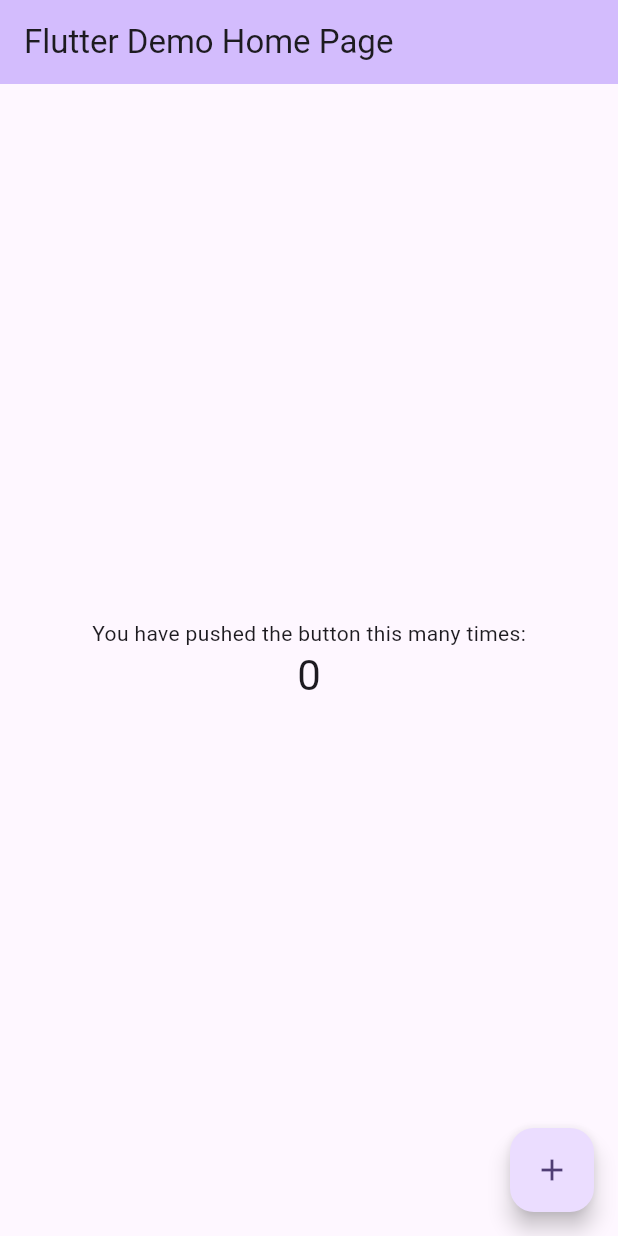
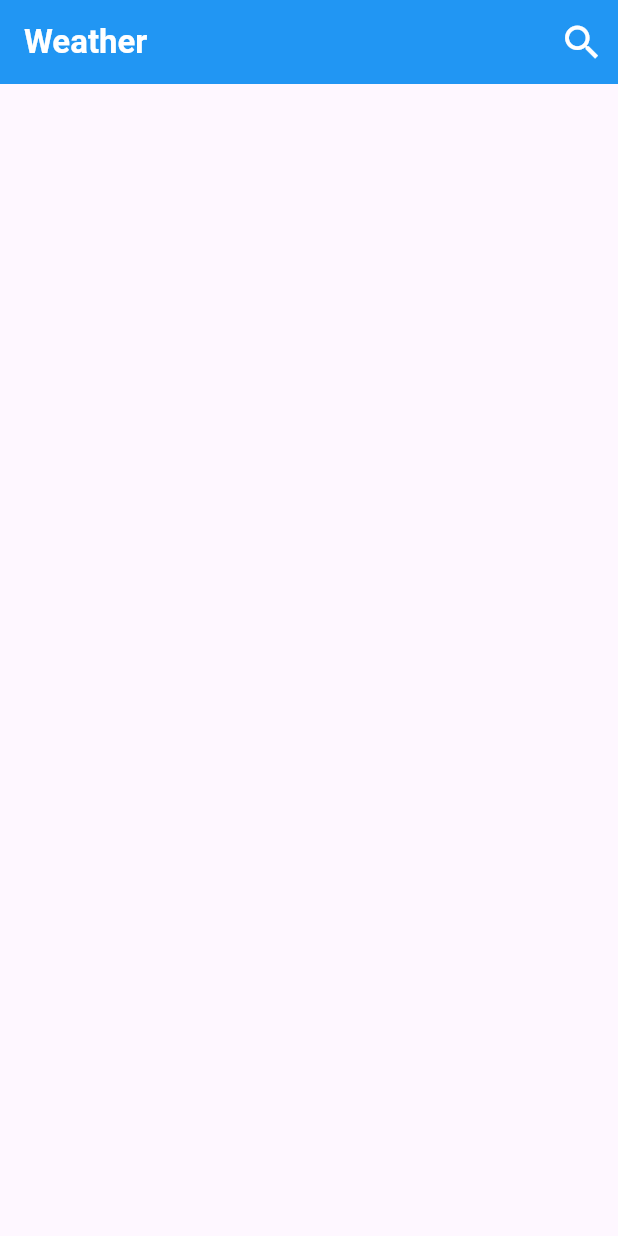
Before and after one commit to Elhaw2003/weather-app, a Flutter app: the screen it shows after launch, on a phone screen of 412 x 824 dp. Run offline on Flutter 3.47's test engine with Material 3 defaults, Android fonts, the phone set to English and light mode, and no system bars.

Commit message:
create homePageScreen and designed appbar for it

```diff
--- /dev/null
+++ b/lib/core/utilies/app_colors.dart
@@ -0,0 +1,8 @@
+import 'dart:ui';
+
+import 'package:flutter/material.dart';
+
+class AppColors{
+  static const Color white = Colors.white;
+  static const Color blue = Colors.blue;
+}
--- /dev/null
+++ b/lib/core/utilies/app_texts.dart
@@ -0,0 +1,3 @@
+class AppTexts{
+  static const String weather = "Weather";
+}
--- /dev/null
+++ b/lib/featuers/home_page/presentation/view/home_page_screen.dart
@@ -0,0 +1,14 @@
+import 'package:flutter/material.dart';
+import 'package:weather_app/featuers/home_page/presentation/view/widget/home_page_appbar.dart';
+class HomePageScreen extends StatelessWidget {
+  const HomePageScreen({super.key});
+
+  @override
+  Widget build(BuildContext context) {
+    return Scaffold(
+      appBar: AppBar(
+        flexibleSpace: const HomePageAppbar(),
+    )
+    );
+  }
+}
--- /dev/null
+++ b/lib/featuers/home_page/presentation/view/widget/home_page_appbar.dart
@@ -0,0 +1,32 @@
+import 'package:flutter/material.dart';
+import 'package:weather_app/core/utilies/app_texts.dart';
+
+import '../../../../../core/utilies/app_colors.dart';
+
+class HomePageAppbar extends StatelessWidget {
+  const HomePageAppbar({super.key});
+
+  @override
+  Widget build(BuildContext context) {
+    return AppBar(
+      backgroundColor: AppColors.blue,
+        title: const Text(
+        AppTexts.weather,
+        style: TextStyle(
+        color: AppColors.white,
+        fontWeight: FontWeight.w600,
+    ),
+    ),
+      actions: [
+        IconButton(
+            onPressed: (){},
+            icon: const Icon(
+                size: 30,
+                Icons.search,
+               color: AppColors.white,
+            )
+        )
+      ],
+    );
+  }
+}
--- a/lib/main.dart
+++ b/lib/main.dart
@@ -1,127 +1,18 @@
 import 'package:flutter/material.dart';
 
-void main() {
-  runApp(const MyApp());
+import 'featuers/home_page/presentation/view/home_page_screen.dart';
+
+main(){
+  runApp(const WeatherApp());
 }
+class WeatherApp extends StatelessWidget {
+  const WeatherApp({super.key});
 
-class MyApp extends StatelessWidget {
-  const MyApp({super.key});
-
-  // This widget is the root of your application.
   @override
   Widget build(BuildContext context) {
-    return MaterialApp(
-      title: 'Flutter Demo',
-      theme: ThemeData(
-
-
-        // This is the theme of your application.
-        //
-        // TRY THIS: Try running your application with "flutter run". You'll see
-        // the application has a purple toolbar. Then, without quitting the app,
-        // try changing the seedColor in the colorScheme below to Colors.green
-        // and then invoke "hot reload" (save your changes or press the "hot
-        // reload" button in a Flutter-supported IDE, or press "r" if you used
-        // the command line to start the app).
-        //
-        // Notice that the counter didn't reset back to zero; the application
-        // state is not lost during the reload. To reset the state, use hot
-        // restart instead.
-        //
-        // This works for code too, not just values: Most code changes can be
-        // tested with just a hot reload.
-        colorScheme: ColorScheme.fromSeed(seedColor: Colors.deepPurple),
-        useMaterial3: true,
-      ),
-      home: const MyHomePage(title: 'Flutter Demo Home Page'),
+    return const MaterialApp(
+      debugShowCheckedModeBanner: false,
+      home: HomePageScreen(),
     );
   }
 }
-
-class MyHomePage extends StatefulWidget {
-  const MyHomePage({super.key, required this.title});
-
-  // This widget is the home page of your application. It is stateful, meaning
-  // that it has a State object (defined below) that contains fields that affect
-  // how it looks.
-
-  // This class is the configuration for the state. It holds the values (in this
-  // case the title) provided by the parent (in this case the App widget) and
-  // used by the build method of the State. Fields in a Widget subclass are
-  // always marked "final".
-
-  final String title;
-
-  @override
-  State<MyHomePage> createState() => _MyHomePageState();
-}
-
-class _MyHomePageState extends State<MyHomePage> {
-  int _counter = 0;
-
-  void _incrementCounter() {
-    setState(() {
-      // This call to setState tells the Flutter framework that something has
-      // changed in this State, which causes it to rerun the build method below
-      // so that the display can reflect the updated values. If we changed
-      // _counter without calling setState(), then the build method would not be
-      // called again, and so nothing would appear to happen.
-      _counter++;
-    });
-  }
-
-  @override
-  Widget build(BuildContext context) {
-    // This method is rerun every time setState is called, for instance as done
-    // by the _incrementCounter method above.
-    //
-    // The Flutter framework has been optimized to make rerunning build methods
-    // fast, so that you can just rebuild anything that needs updating rather
-    // than having to individually change instances of widgets.
-    return Scaffold(
-      appBar: AppBar(
-        // TRY THIS: Try changing the color here to a specific color (to
-        // Colors.amber, perhaps?) and trigger a hot reload to see the AppBar
-        // change color while the other colors stay the same.
-        backgroundColor: Theme.of(context).colorScheme.inversePrimary,
-        // Here we take the value from the MyHomePage object that was created by
-        // the App.build method, and use it to set our appbar title.
-        title: Text(widget.title),
-      ),
-      body: Center(
-        // Center is a layout widget. It takes a single child and positions it
-        // in the middle of the parent.
-        child: Column(
-          // Column is also a layout widget. It takes a list of children and
-          // arranges them vertically. By default, it sizes itself to fit its
-          // children horizontally, and tries to be as tall as its parent.
-          //
-          // Column has various properties to control how it sizes itself and
-          // how it positions its children. Here we use mainAxisAlignment to
-          // center the children vertically; the main axis here is the vertical
-          // axis because Columns are vertical (the cross axis would be
-          // horizontal).
-          //
-          // TRY THIS: Invoke "debug painting" (choose the "Toggle Debug Paint"
-          // action in the IDE, or press "p" in the console), to see the
-          // wireframe for each widget.
-          mainAxisAlignment: MainAxisAlignment.center,
-          children: <Widget>[
-            const Text(
-              'You have pushed the button this many times:',
-            ),
-            Text(
-              '$_counter',
-              style: Theme.of(context).textTheme.headlineMedium,
-            ),
-          ],
-        ),
-      ),
-      floatingActionButton: FloatingActionButton(
-        onPressed: _incrementCounter,
-        tooltip: 'Increment',
-        child: const Icon(Icons.add),
-      ), // This trailing comma makes auto-formatting nicer for build methods.
-    );
-  }
-}
```
